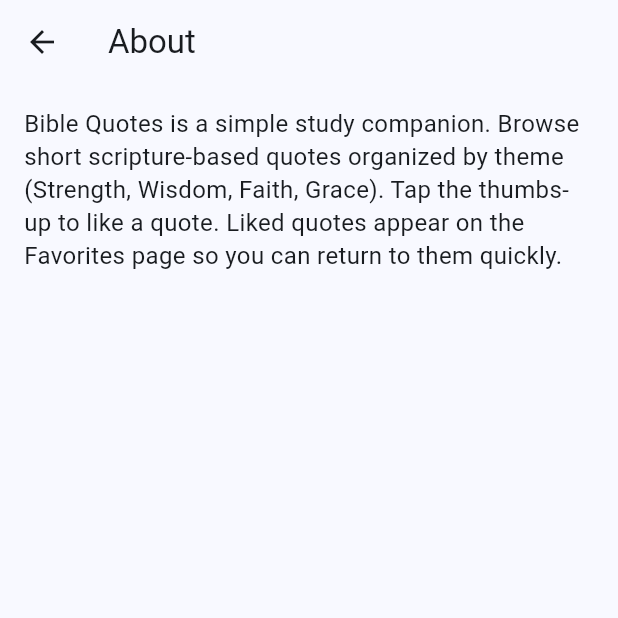
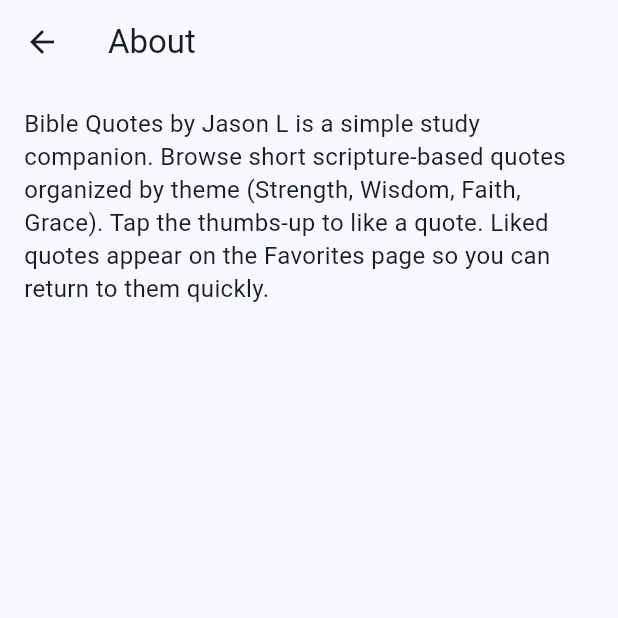
Before and after one commit to jasn17/CPSC-4150, a Flutter app: the SecondScreen screen opened directly, after a tap on the "info outline" icon, on a phone screen of 412 x 824 dp, the top half of it. Run offline on Flutter 3.47's test engine with Material 3 defaults, Android fonts, the phone set to English and light mode, and no system bars; network calls fail.

Commit message:
finilized commit

```diff
--- a/solo1/lib/about.dart
+++ b/solo1/lib/about.dart
@@ -1,6 +1,3 @@
-// about.dart
-// A tiny, clear "About" page that explains the app purpose.
-
 import 'package:flutter/material.dart';
 
 class AboutPage extends StatelessWidget {
@@ -13,7 +10,7 @@ class AboutPage extends StatelessWidget {
       body: const Padding(
         padding: EdgeInsets.all(16),
         child: Text(
-          'Bible Quotes is a simple study companion. '
+          'Bible Quotes by Jason L is a simple study companion. '
               'Browse short scripture-based quotes organized by theme '
               '(Strength, Wisdom, Faith, Grace). Tap the thumbs-up to like a quote. '
               'Liked quotes appear on the Favorites page so you can return to them quickly.',
--- a/solo1/lib/animations.dart
+++ b/solo1/lib/animations.dart
@@ -1,7 +1,3 @@
-// animations.dart
-// Minimal helper used by QuoteCard. Keeps the idea of "bounce" simple.
-// When shouldBounce = true, we run a tiny scale-in animation (0.9 -> 1.0).
-
 import 'package:flutter/material.dart';
 
 class AppAnimations {
--- a/solo1/lib/faith_page.dart
+++ b/solo1/lib/faith_page.dart
@@ -18,6 +18,7 @@ class _FaithPageState extends State<FaithPage> {
   Widget build(BuildContext context) {
     return Scaffold(
       appBar: AppBar(title: const Text('Faith')),
+      // If there is no content to display, show a message.
       body: widget.quotes.isEmpty
           ? const Center(child: Text('No Faith quotes yet.'))
           : ListView.builder(
--- a/solo1/lib/grace_page.dart
+++ b/solo1/lib/grace_page.dart
@@ -18,6 +18,7 @@ class _GracePageState extends State<GracePage> {
   Widget build(BuildContext context) {
     return Scaffold(
       appBar: AppBar(title: const Text('Grace')),
+      // If there is no content to display, show a message.
       body: widget.quotes.isEmpty
           ? const Center(child: Text('No Grace quotes yet.'))
           : ListView.builder(
--- a/solo1/lib/quote_card.dart
+++ b/solo1/lib/quote_card.dart
@@ -100,7 +100,7 @@ class QuoteCard extends StatelessWidget {
                   decoration: BoxDecoration(
                     color: _getCardColor(),
                     borderRadius: BorderRadius.circular(12),
-                    border: Border.all(color: _getTagColor().withOpacity(0.3)),
+                    border: Border.all(color: _getTagColor().withValues()),
                   ),
                   child: Text(
                     quote.theme,
--- a/solo1/lib/strength_page.dart
+++ b/solo1/lib/strength_page.dart
@@ -18,6 +18,7 @@ class _StrengthPageState extends State<StrengthPage> {
   Widget build(BuildContext context) {
     return Scaffold(
       appBar: AppBar(title: const Text('Strength')),
+      // If there is no content to display, show a message.
       body: widget.quotes.isEmpty
           ? const Center(child: Text('No Strength quotes yet.'))
           : ListView.builder(
--- a/solo1/lib/wisdom_page.dart
+++ b/solo1/lib/wisdom_page.dart
@@ -18,6 +18,7 @@ class _WisdomPageState extends State<WisdomPage> {
   Widget build(BuildContext context) {
     return Scaffold(
       appBar: AppBar(title: const Text('Wisdom')),
+      // If there is no content to display, show a message.
       body: widget.quotes.isEmpty
           ? const Center(child: Text('No Wisdom quotes yet.'))
           : ListView.builder(
```
Also changed, not shown: solo1/lib/main.dart (+5 -17 lines), solo1/lib/quote.dart (+16 -0 lines).
